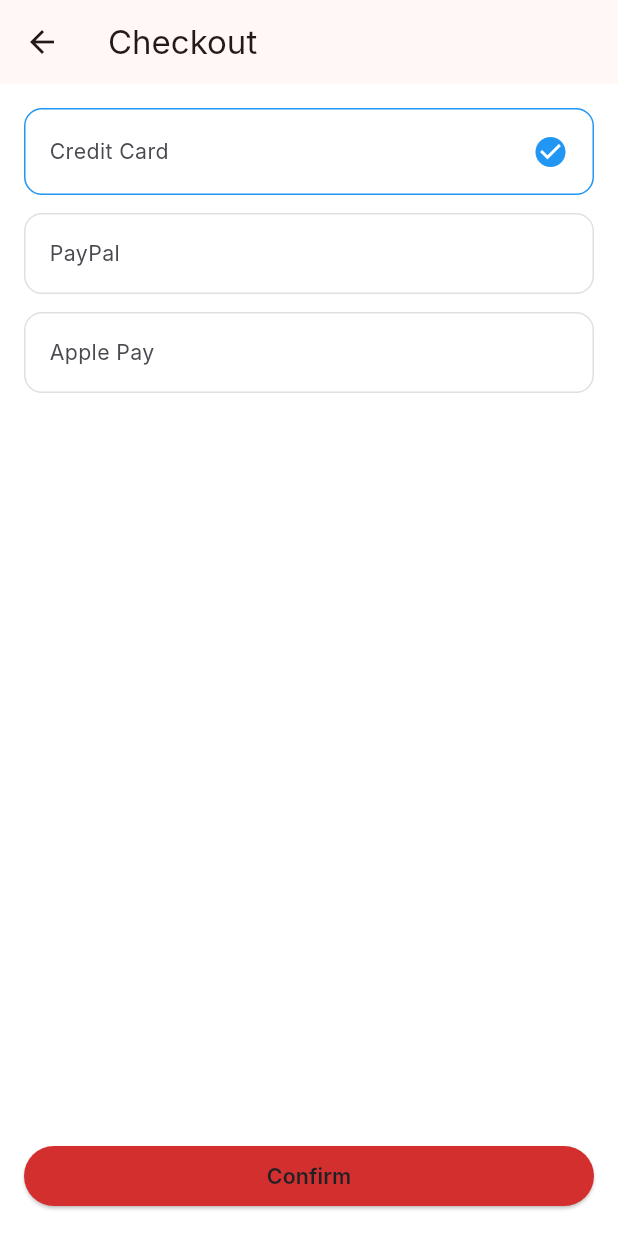
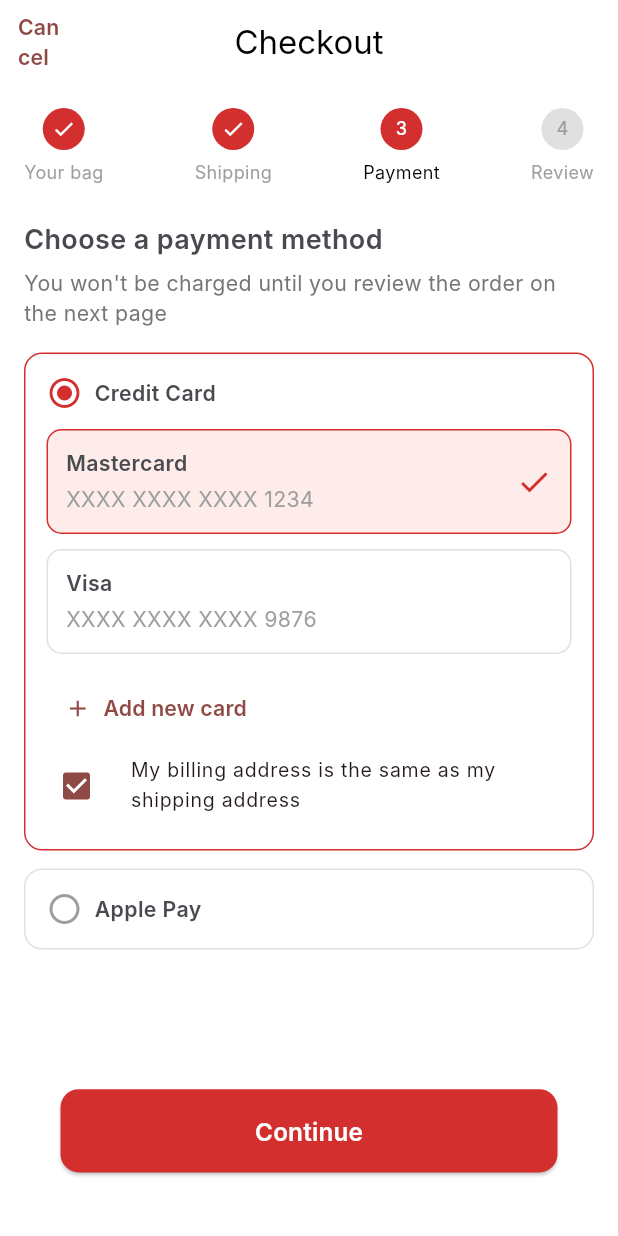
Before and after one commit to Usmandankama/Mobile-Prototyping-Kit, a Flutter app: the CheckoutScreen screen opened directly, on a phone screen of 412 x 824 dp. Run offline on Flutter 3.47's test engine with Material 3 defaults, Android fonts, the phone set to English and light mode, and no system bars; our stand-ins replace flutter_screenutil, smooth_page_indicator; Roboto replaces fonts that are missing (Inter).

Commit message:
Refactor e-commerce UI and add selectors
Refactored checkout and product details screens for improved UI and modularity. Added new components for checkout steps, color selection, and size selection. Updated product carousel to navigate to product details. Enhanced product details with size and color selectors and updated button actions.

```diff
--- a/lib/screens/e-commerce/checkout_screen.dart
+++ b/lib/screens/e-commerce/checkout_screen.dart
@@ -1,4 +1,7 @@
 import 'package:flutter/material.dart';
+import 'package:flutter_screenutil/flutter_screenutil.dart';
+import 'package:prototyping_kit/screens/components/custom_Button.dart';
+import 'package:prototyping_kit/themes/app_colors.dart';
 
 class CheckoutScreen extends StatefulWidget {
   const CheckoutScreen({super.key});
@@ -8,80 +11,212 @@ class CheckoutScreen extends StatefulWidget {
 }
 
 class _CheckoutScreenState extends State<CheckoutScreen> {
-  int selectedMethod = 0;
+  int currentStep = 2; // 0=Bag, 1=Shipping, 2=Payment, 3=Review
+  int selectedCard = 0;
+  bool billingSame = true;
 
   @override
   Widget build(BuildContext context) {
     return Scaffold(
-      appBar: AppBar(title: const Text('Checkout')),
+      backgroundColor: Colors.white,
+      appBar: AppBar(
+        elevation: 0,
+        backgroundColor: Colors.white,
+        leading: TextButton(onPressed: () {}, child: const Text('Cancel')),
+        centerTitle: true,
+        title: const Text('Checkout', style: TextStyle(color: Colors.black)),
+      ),
       body: Padding(
         padding: const EdgeInsets.all(16),
         child: Column(
+          crossAxisAlignment: CrossAxisAlignment.start,
           children: [
-            _PaymentTile(
-              title: 'Credit Card',
-              selected: selectedMethod == 0,
-              onTap: () => setState(() => selectedMethod = 0),
+            _checkoutSteps(),
+
+            const SizedBox(height: 24),
+
+            const Text(
+              'Choose a payment method',
+              style: TextStyle(fontSize: 18, fontWeight: FontWeight.w600),
             ),
-            _PaymentTile(
-              title: 'PayPal',
-              selected: selectedMethod == 1,
-              onTap: () => setState(() => selectedMethod = 1),
+            const SizedBox(height: 6),
+            Text(
+              "You won't be charged until you review the order on the next page",
+              style: TextStyle(color: Colors.grey.shade600),
             ),
-            _PaymentTile(
-              title: 'Apple Pay',
-              selected: selectedMethod == 2,
-              onTap: () => setState(() => selectedMethod = 2),
-            ),
+
+            const SizedBox(height: 16),
+
+            _creditCardSection(),
+
+            const SizedBox(height: 12),
+
+            _applePaySection(),
 
             const Spacer(),
 
-            SizedBox(
-              width: double.infinity,
-              child: ElevatedButton(
-                onPressed: () {},
-                child: const Text('Confirm'),
-              ),
-            ),
+            CustomButton(title: 'Continue', onPressed: () {  },),
+            SizedBox(height: 16.h,)
           ],
         ),
       ),
     );
   }
-}
 
-class _PaymentTile extends StatelessWidget {
-  final String title;
-  final bool selected;
-  final VoidCallback onTap;
+  // ================= STEPS =================
 
-  const _PaymentTile({
-    required this.title,
-    required this.selected,
-    required this.onTap,
-  });
+  Widget _checkoutSteps() {
+    final steps = ['Your bag', 'Shipping', 'Payment', 'Review'];
 
-  @override
-  Widget build(BuildContext context) {
+    return Row(
+      mainAxisAlignment: MainAxisAlignment.spaceBetween,
+      children: List.generate(steps.length, (index) {
+        final completed = index < currentStep;
+        final active = index == currentStep;
+
+        return Column(
+          children: [
+            CircleAvatar(
+              radius: 14,
+              backgroundColor: completed || active
+                  ? AppColors.primary
+                  : Colors.grey.shade300,
+              child: completed
+                  ? const Icon(Icons.check, size: 16, color: Colors.white)
+                  : Text(
+                      '${index + 1}',
+                      style: TextStyle(
+                        color: active ? Colors.white : Colors.grey,
+                        fontSize: 12,
+                      ),
+                    ),
+            ),
+            const SizedBox(height: 6),
+            Text(
+              steps[index],
+              style: TextStyle(
+                fontSize: 12,
+                color: active ? Colors.black : Colors.grey,
+              ),
+            ),
+          ],
+        );
+      }),
+    );
+  }
+
+  // ================= CREDIT CARD =================
+
+  Widget _creditCardSection() {
+    return Container(
+      padding: const EdgeInsets.all(14),
+      decoration: BoxDecoration(
+        border: Border.all(color: AppColors.primary),
+        borderRadius: BorderRadius.circular(12),
+      ),
+      child: Column(
+        crossAxisAlignment: CrossAxisAlignment.start,
+        children: [
+          _radioHeader('Credit Card', true),
+
+          const SizedBox(height: 12),
+
+          _cardTile(
+            title: 'Mastercard',
+            number: 'XXXX XXXX XXXX 1234',
+            index: 0,
+          ),
+          const SizedBox(height: 10),
+          _cardTile(title: 'Visa', number: 'XXXX XXXX XXXX 9876', index: 1),
+
+          const SizedBox(height: 12),
+
+          TextButton.icon(
+            onPressed: () {},
+            icon: const Icon(Icons.add),
+            label: const Text('Add new card'),
+          ),
+
+          CheckboxListTile(
+            contentPadding: EdgeInsets.zero,
+            value: billingSame,
+            onChanged: (v) => setState(() => billingSame = v!),
+            title: const Text(
+              'My billing address is the same as my shipping address',
+              style: TextStyle(fontSize: 13),
+            ),
+            controlAffinity: ListTileControlAffinity.leading,
+          ),
+        ],
+      ),
+    );
+  }
+
+  Widget _cardTile({
+    required String title,
+    required String number,
+    required int index,
+  }) {
+    final selected = selectedCard == index;
+
     return GestureDetector(
-      onTap: onTap,
+      onTap: () => setState(() => selectedCard = index),
       child: Container(
-        margin: const EdgeInsets.only(bottom: 12),
-        padding: const EdgeInsets.all(16),
+        padding: const EdgeInsets.all(12),
         decoration: BoxDecoration(
-          borderRadius: BorderRadius.circular(12),
+          color: selected ? AppColors.primaryMuted : Colors.white,
+          borderRadius: BorderRadius.circular(10),
           border: Border.all(
-            color: selected ? Colors.blue : Colors.grey.shade300,
+            color: selected ? AppColors.primary : Colors.grey.shade300,
           ),
         ),
         child: Row(
           children: [
-            Expanded(child: Text(title)),
-            if (selected)
-              const Icon(Icons.check_circle, color: Colors.blue),
+            Expanded(
+              child: Column(
+                crossAxisAlignment: CrossAxisAlignment.start,
+                children: [
+                  Text(
+                    title,
+                    style: const TextStyle(fontWeight: FontWeight.w600),
+                  ),
+                  const SizedBox(height: 4),
+                  Text(number, style: const TextStyle(color: Colors.grey)),
+                ],
+              ),
+            ),
+            if (selected) const Icon(Icons.check, color: AppColors.primary),
           ],
         ),
       ),
     );
   }
+
+  // ================= APPLE PAY =================
+
+  Widget _applePaySection() {
+    return Container(
+      padding: const EdgeInsets.all(14),
+      decoration: BoxDecoration(
+        borderRadius: BorderRadius.circular(12),
+        border: Border.all(color: Colors.grey.shade300),
+      ),
+      child: _radioHeader('Apple Pay', false),
+    );
+  }
+
+  Widget _radioHeader(String title, bool selected) {
+    return Row(
+      children: [
+        Icon(
+          selected ? Icons.radio_button_checked : Icons.radio_button_off,
+          color: selected ? AppColors.primary : Colors.grey,
+        ),
+        const SizedBox(width: 8),
+        Text(title, style: const TextStyle(fontWeight: FontWeight.w600)),
+      ],
+    );
+  }
+
+  // ================= CONTINUE BUTTON =================
 }
--- a/lib/screens/e-commerce/ecommerce_home_screen.dart
+++ b/lib/screens/e-commerce/ecommerce_home_screen.dart
@@ -14,7 +14,8 @@ class EcommerceHomeScreen extends StatelessWidget {
   @override
   Widget build(BuildContext context) {
     PageController _controller = PageController();
-    return Scaffold(
+    return SafeArea(
+      child: Scaffold(
         appBar: AppBar(
           title: Icon(AppIcons.search(context)),
           actions: [
@@ -116,7 +117,9 @@ class EcommerceHomeScreen extends StatelessWidget {
               ),
               SizedBox(height: 16.h),
               Container(height: 220.h, child: ProductCarousel()),
+              SizedBox(height: 16.h),
             ],
+          ),
         ),
       ),
     );
```
Also changed, not shown: lib/screens/e-commerce/components/checkout_steps.dart (added, +76 -0 lines), lib/screens/e-commerce/components/color_selector.dart (added, +63 -0 lines), lib/screens/e-commerce/components/product_carousel.dart (+7 -1 lines), lib/screens/e-commerce/components/size_selector.dart (added, +57 -0 lines), lib/screens/e-commerce/product_details_screen.dart (+17 -41 lines). Lines whose indentation alone changed are shown as unchanged.
